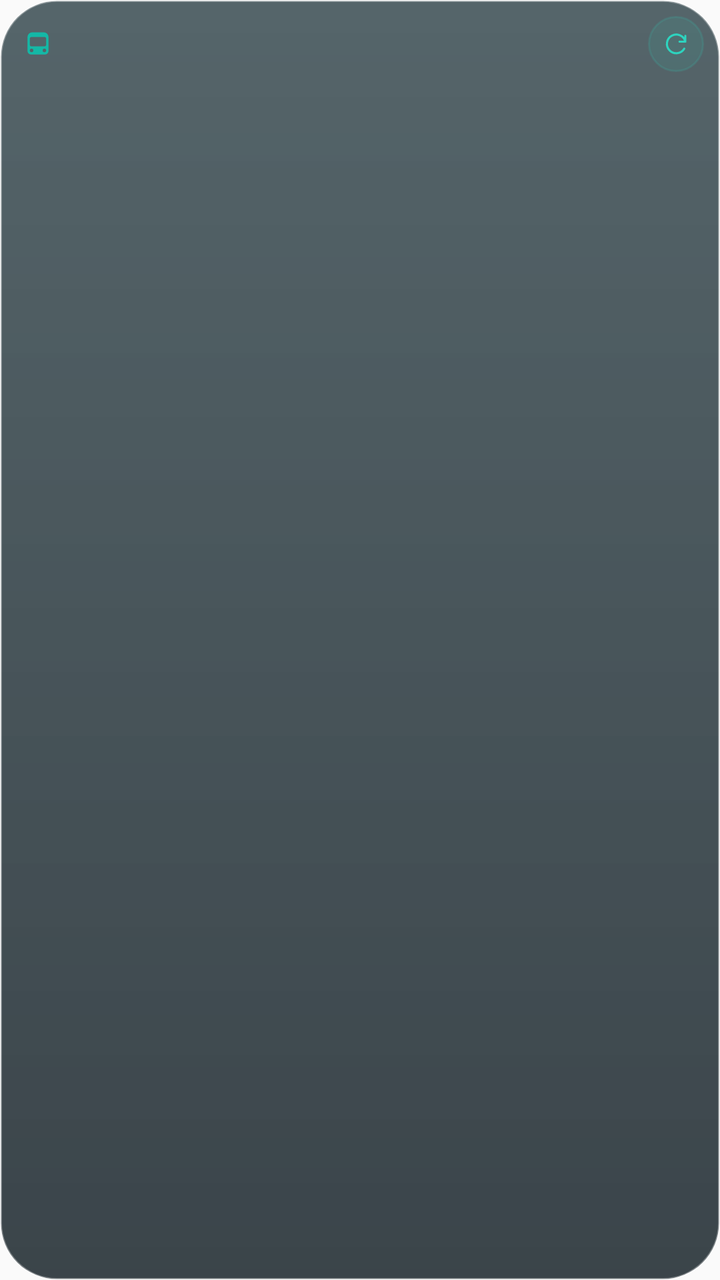
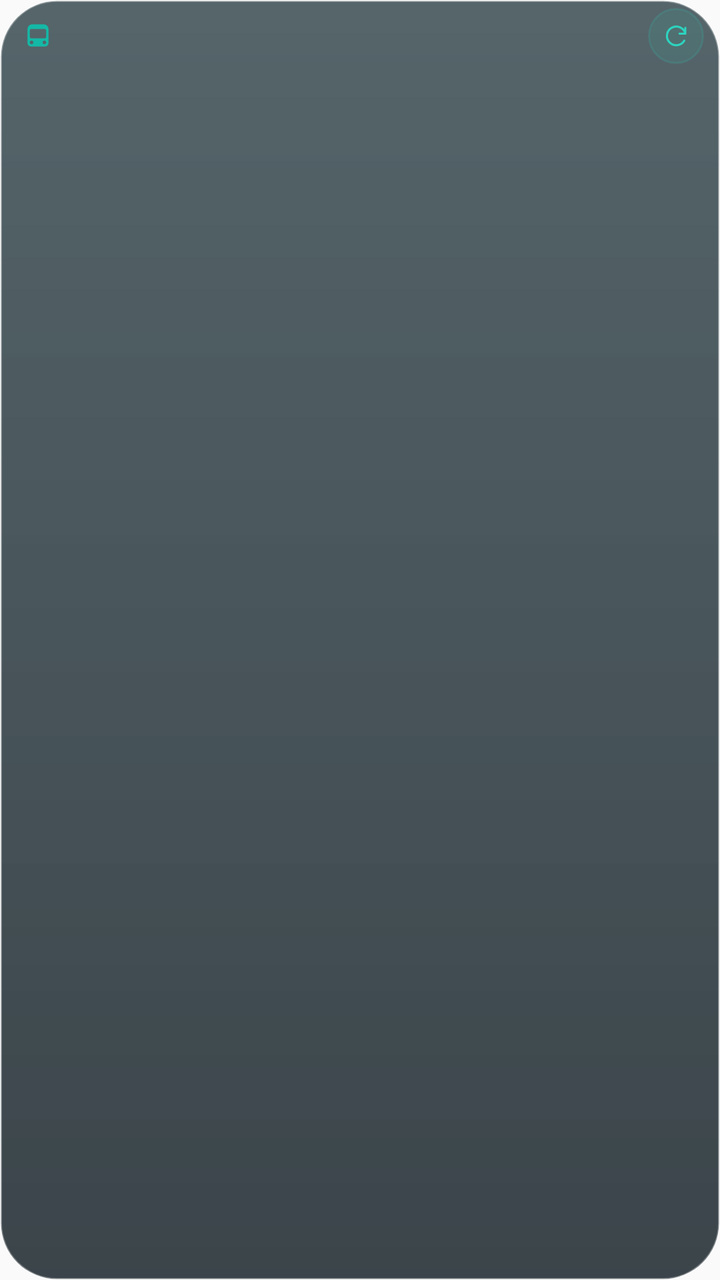

The first picture is an Android layout as it rendered before a commit; the second is the same layout after the commit. The layout source and the unified diff follow.
<!-- AndroidManifest.xml: application theme AppTheme -->
<!-- res/layout/stop_widget_compact.xml -->
<FrameLayout xmlns:android="http://schemas.android.com/apk/res/android" android:id="@android:id/background" android:layout_width="match_parent" android:layout_height="match_parent" android:clipToOutline="true" android:background="@drawable/widget_glass_dark">
 <ImageView android:id="@+id/widget_background" android:layout_width="match_parent" android:layout_height="match_parent" android:scaleType="fitXY" android:importantForAccessibility="no"/>
 <LinearLayout android:id="@+id/widget_content" android:layout_width="match_parent" android:layout_height="match_parent" android:orientation="vertical" android:padding="8dp">
 <LinearLayout android:layout_width="match_parent" android:layout_height="28dp" android:gravity="center_vertical">
  <FrameLayout android:layout_width="22dp" android:layout_height="22dp" android:layout_marginEnd="6dp">
   <ImageView android:id="@+id/widget_bus_background" android:layout_width="match_parent" android:layout_height="match_parent" android:scaleType="fitXY" android:importantForAccessibility="no"/>
   <ImageView android:id="@+id/widget_bus" android:layout_width="match_parent" android:layout_height="match_parent" android:padding="4dp" android:src="@drawable/widget_bus" android:contentDescription="Autobus"/>
  </FrameLayout>
  <TextView android:id="@+id/widget_title" android:layout_width="0dp" android:layout_weight="1" android:layout_height="wrap_content" android:layout_marginEnd="8dp" android:includeFontPadding="false" android:textStyle="bold" android:textSize="11sp" android:maxLines="1" android:ellipsize="end"/>
  <FrameLayout android:layout_width="28dp" android:layout_height="28dp">
  <ImageView android:id="@+id/widget_refresh_background" android:layout_width="match_parent" android:layout_height="match_parent" android:scaleType="fitXY" android:importantForAccessibility="no"/>
  <ImageView android:id="@+id/widget_refresh" android:layout_width="28dp" android:layout_height="28dp" android:padding="7dp" android:src="@drawable/widget_refresh" android:background="@drawable/widget_refresh_touch" android:clickable="true" android:focusable="true" android:contentDescription="Odśwież odjazdy"/>
  <FrameLayout android:id="@+id/widget_refresh_progress" android:layout_width="match_parent" android:layout_height="match_parent" android:clickable="true" android:contentDescription="Odświeżanie odjazdów"/>
  </FrameLayout>
 </LinearLayout>
 <LinearLayout android:id="@+id/widget_rows" android:layout_width="match_parent" android:layout_height="0dp" android:layout_weight="1" android:orientation="vertical"/>
 <TextView android:id="@+id/widget_status" android:layout_width="match_parent" android:layout_height="12dp" android:maxLines="1" android:ellipsize="end" android:textSize="9sp" android:includeFontPadding="false"/>
</LinearLayout>
</FrameLayout>
<!-- resources referenced by this layout -->
<resources>
  <!-- drawable widget_bus (drawable) -->
  <vector xmlns:android="http://schemas.android.com/apk/res/android" android:width="18dp" android:height="18dp" android:viewportWidth="24" android:viewportHeight="24"><path android:fillColor="#14b8a6" android:fillType="evenOdd" android:pathData="M7,2h10a4,4 0,0 1,4 4v12a3,3 0,0 1,-3 3H6a3,3 0,0 1,-3 -3V6a4,4 0,0 1,4 -4zM6.5,6A1.5,1.5 0,0 0,5 7.5v5A1.5,1.5 0,0 0,6.5 14h11a1.5,1.5 0,0 0,1.5 -1.5v-5A1.5,1.5 0,0 0,17.5 6zM8,17.5a1.5,1.5 0,1 0,-3 0,1.5 1.5,0 0,0 3,0zM19,17.5a1.5,1.5 0,1 0,-3 0,1.5 1.5,0 0,0 3,0z"/></vector>
  <!-- drawable widget_glass_dark (drawable) -->
  <shape xmlns:android="http://schemas.android.com/apk/res/android">
   <gradient android:startColor="#B8152b32" android:endColor="#CC0b171e" android:angle="270"/>
   <stroke android:width="1dp" android:color="#50ffffff"/>
   <corners android:radius="@dimen/widget_background_radius"/>
  </shape>
  <!-- drawable widget_refresh (drawable) -->
  <vector xmlns:android="http://schemas.android.com/apk/res/android" android:width="18dp" android:height="18dp" android:viewportWidth="24" android:viewportHeight="24">
   <path android:fillColor="#00000000" android:strokeColor="#2dd4bf" android:strokeWidth="1.8" android:strokeLineCap="round" android:strokeLineJoin="round" android:pathData="M20,5v5h-5 M20,10A8,8 0,1 0,19.1 16"/>
  </vector>
  <!-- drawable widget_refresh_touch (drawable) -->
  <ripple xmlns:android="http://schemas.android.com/apk/res/android" android:color="#442dd4bf">
   <item><shape android:shape="oval"><solid android:color="#182dd4bf"/><stroke android:width="1dp" android:color="#242dd4bf"/></shape></item>
   <item android:id="@android:id/mask"><shape android:shape="oval"><solid android:color="#ffffff"/></shape></item>
  </ripple>
  <style name="AppTheme" parent="Theme.AppCompat.Light.DarkActionBar">
          
          <item name="colorPrimary">@color/colorPrimary</item>
          <item name="colorPrimaryDark">@color/colorPrimaryDark</item>
          <item name="colorAccent">@color/colorAccent</item>
      </style>
  <dimen name="widget_background_radius">22dp</dimen>
</resources>

<!-- the commit's change to res/layout/stop_widget_compact.xml (unified diff, before → after) -->
@@ -1,6 +1,6 @@
 <FrameLayout xmlns:android="http://schemas.android.com/apk/res/android" android:id="@android:id/background" android:layout_width="match_parent" android:layout_height="match_parent" android:clipToOutline="true" android:background="@drawable/widget_glass_dark">
  <ImageView android:id="@+id/widget_background" android:layout_width="match_parent" android:layout_height="match_parent" android:scaleType="fitXY" android:importantForAccessibility="no"/>
- <LinearLayout android:id="@+id/widget_content" android:layout_width="match_parent" android:layout_height="match_parent" android:orientation="vertical" android:padding="8dp">
+ <LinearLayout android:id="@+id/widget_content" android:layout_width="match_parent" android:layout_height="match_parent" android:orientation="vertical" android:paddingStart="8dp" android:paddingEnd="8dp" android:paddingTop="4dp" android:paddingBottom="4dp">
  <LinearLayout android:layout_width="match_parent" android:layout_height="28dp" android:gravity="center_vertical">
   <FrameLayout android:layout_width="22dp" android:layout_height="22dp" android:layout_marginEnd="6dp">
    <ImageView android:id="@+id/widget_bus_background" android:layout_width="match_parent" android:layout_height="match_parent" android:scaleType="fitXY" android:importantForAccessibility="no"/>
